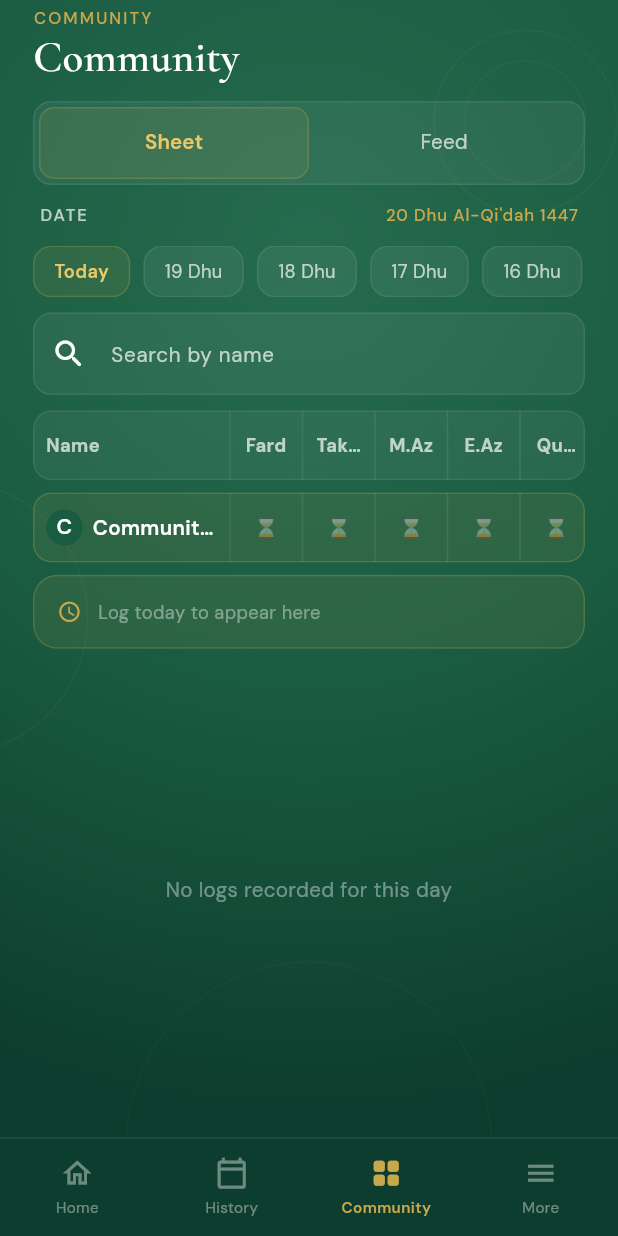
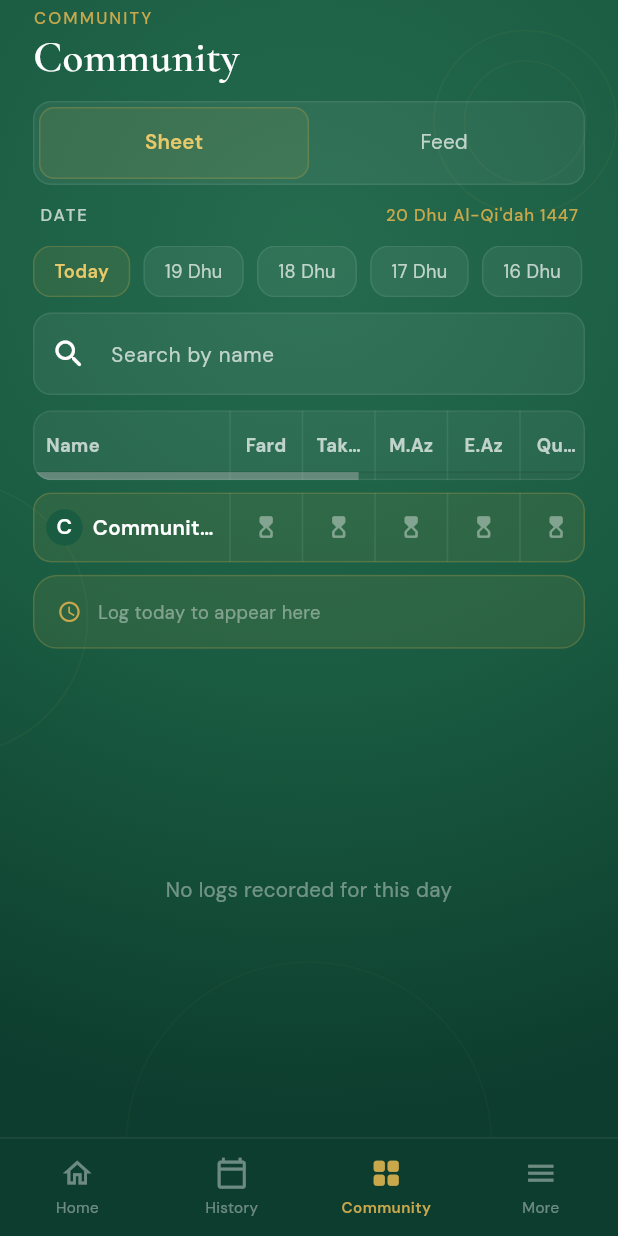
Before and after one commit to Iamsakeeb10/amol-tracker-flutter, a Flutter app: the CommunityScreen screen opened by its route, on a phone screen of 412 x 824 dp. Run offline on Flutter 3.47's test engine with Material 3 defaults, Android fonts, the phone set to English and light mode, and no system bars; our stand-ins replace cloud_firestore, connectivity_plus, firebase_auth, firebase_core, flutter_local_notifications, flutter_riverpod and 8 more; accounts and stored records are empty.

Commit message:
added icons

```diff
--- a/lib/shared/widgets/community_row_card.dart
+++ b/lib/shared/widgets/community_row_card.dart
@@ -42,6 +42,13 @@ class CommunityHeaderRow extends StatelessWidget {
       borderColor: AppColors.cardBorder,
       padding: EdgeInsets.zero,
       radius: AppRadius.md,
+      child: RawScrollbar(
+        controller: horizontalController,
+        thumbVisibility: true,
+        trackVisibility: true,
+        thickness: 5.w,
+        radius: Radius.zero,
+        scrollbarOrientation: ScrollbarOrientation.bottom,
         child: SingleChildScrollView(
           controller: horizontalController,
           scrollDirection: Axis.horizontal,
@@ -62,6 +69,7 @@ class CommunityHeaderRow extends StatelessWidget {
                   ),
                 _HeaderCell(text: 'Score', width: kCommunityScoreColWidth),
               ],
+            ),
           ),
         ),
       ),
@@ -247,7 +255,9 @@ class _StatusCell extends StatelessWidget {
         : isDone
         ? AppColors.success
         : AppColors.danger;
-    final label = pending ? '⏳' : (isDone ? '✅' : '❌');
+    final icon = pending
+        ? Icons.hourglass_top_rounded
+        : (isDone ? Icons.check_circle_rounded : Icons.cancel_rounded);
     return Container(
       width: width.w,
       height: 46.h,
@@ -257,11 +267,10 @@ class _StatusCell extends StatelessWidget {
         ),
       ),
       child: Center(
-        child: Text(
-          label,
-          style: AppTextStyles.bodyMedium(
-            context,
-          ).copyWith(color: color, fontWeight: FontWeight.w700),
+        child: Icon(
+          icon,
+          color: color,
+          size: 17.sp,
         ),
       ),
     );
```
Lines whose indentation alone changed are shown as unchanged.
